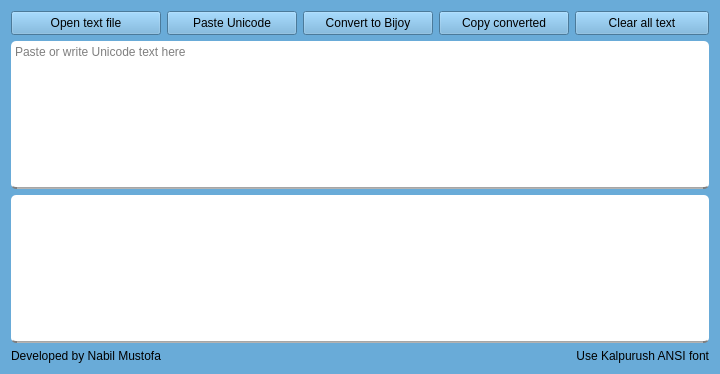
Before: the Qt Designer form Uis/ConGui.ui in nabil-bot/kontho-2023, drawn with Qt 5.
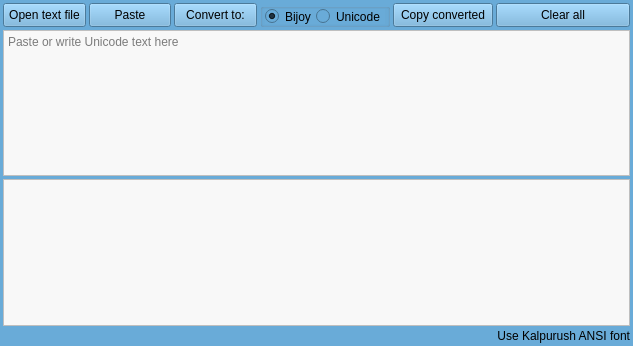
After: the same form once the commit is applied. Icons and pictures are not drawn.

```diff
--- a/Uis/ConGui.ui
+++ b/Uis/ConGui.ui
@@ -6,8 +6,8 @@
    <rect>
     <x>0</x>
     <y>0</y>
-    <width>696</width>
-    <height>374</height>
+    <width>633</width>
+    <height>346</height>
    </rect>
   </property>
   <property name="windowTitle">
@@ -22,11 +22,26 @@
 </string>
   </property>
   <layout class="QGridLayout" name="gridLayout">
+   <property name="leftMargin">
+    <number>3</number>
+   </property>
+   <property name="topMargin">
+    <number>3</number>
+   </property>
+   <property name="rightMargin">
+    <number>3</number>
+   </property>
+   <property name="bottomMargin">
+    <number>3</number>
+   </property>
+   <property name="spacing">
+    <number>3</number>
+   </property>
    <item row="0" column="0">
     <widget class="QPushButton" name="Open_text_pushButton">
      <property name="minimumSize">
       <size>
-       <width>130</width>
+       <width>40</width>
        <height>24</height>
       </size>
      </property>
@@ -68,7 +83,7 @@
     <widget class="QPushButton" name="Paste_pushButton">
      <property name="minimumSize">
       <size>
-       <width>130</width>
+       <width>40</width>
        <height>24</height>
       </size>
      </property>
@@ -98,7 +113,7 @@
 }</string>
      </property>
      <property name="text">
-      <string>Paste Unicode</string>
+      <string>Paste</string>
      </property>
      <property name="icon">
       <iconset>
@@ -110,7 +125,7 @@
     <widget class="QPushButton" name="Convert_pushButton">
      <property name="minimumSize">
       <size>
-       <width>130</width>
+       <width>80</width>
        <height>24</height>
       </size>
      </property>
@@ -140,7 +155,7 @@
 }</string>
      </property>
      <property name="text">
-      <string>Convert to Bijoy</string>
+      <string>Convert to:</string>
      </property>
      <property name="icon">
       <iconset>
@@ -148,53 +163,11 @@
      </property>
     </widget>
    </item>
-   <item row="0" column="3">
-    <widget class="QPushButton" name="Copy_pushButton">
-     <property name="minimumSize">
-      <size>
-       <width>130</width>
-       <height>24</height>
-      </size>
-     </property>
-     <property name="cursor">
-      <cursorShape>PointingHandCursor</cursorShape>
-     </property>
-     <property name="styleSheet">
-      <string notr="true">QPushButton{
- padding-top:2px;
-	font: 10pt &quot;MS Shell Dlg 2l&quot;;
- color: qlineargradient(spread:pad, x1:0, y1:0, x2:0, y2:1, stop:0 rgba(33, 33, 33, 255), stop:1 rgba(75, 75, 75, 255));
-background-color:qlineargradient(spread:pad, x1:1, y1:0, x2:1, y2:1, stop:0 rgba(0, 244, 255, 255), stop:1 rgba(3, 115, 255, 255));
-
-border:1px solid rgb(253, 254, 254);
-
-border-radius:5px;
-}
-QPushButton:hover{
-color: qlineargradient(spread:pad, x1:0, y1:0, x2:1, y2:1, stop:0 rgba(63, 63, 63, 255), stop:1 rgba(33, 33, 33, 255));
- background-color: qlineargradient(spread:pad, x1:0.505636, y1:0.221, x2:0.431818, y2:1, stop:0 rgba(89, 255, 255, 255), stop:1 rgba(60, 138, 255, 255));
-
-}
-
-QPushButton:pressed{
-background-color: qlineargradient(spread:pad, x1:0.767, y1:1, x2:1, y2:0, stop:0 rgba(0, 244, 255, 255), stop:1 rgba(3, 115, 255, 255));\n&quot;
-
-}</string>
-     </property>
-     <property name="text">
-      <string>Copy converted</string>
-     </property>
-     <property name="icon">
-      <iconset>
-       <normaloff>../NMs Keybord/Imgs/copy.png</normaloff>../NMs Keybord/Imgs/copy.png</iconset>
-     </property>
-    </widget>
-   </item>
-   <item row="0" column="4">
+   <item row="0" column="5">
     <widget class="QPushButton" name="Clear_pushButton">
      <property name="minimumSize">
       <size>
-       <width>130</width>
+       <width>50</width>
        <height>24</height>
       </size>
      </property>
@@ -227,7 +200,7 @@
 }</string>
      </property>
      <property name="text">
-      <string>Clear all text</string>
+      <string>Clear all</string>
      </property>
      <property name="icon">
       <iconset>
@@ -235,8 +208,76 @@
      </property>
     </widget>
    </item>
-   <item row="1" column="0" colspan="5">
-    <widget class="QTextEdit" name="Unicode_TextEdit">
+   <item row="0" column="4">
+    <widget class="QPushButton" name="Copy_pushButton">
+     <property name="minimumSize">
+      <size>
+       <width>100</width>
+       <height>24</height>
+      </size>
+     </property>
+     <property name="cursor">
+      <cursorShape>PointingHandCursor</cursorShape>
+     </property>
+     <property name="styleSheet">
+      <string notr="true">QPushButton{
+ padding-top:2px;
+	font: 10pt &quot;MS Shell Dlg 2l&quot;;
+ color: qlineargradient(spread:pad, x1:0, y1:0, x2:0, y2:1, stop:0 rgba(33, 33, 33, 255), stop:1 rgba(75, 75, 75, 255));
+background-color:qlineargradient(spread:pad, x1:1, y1:0, x2:1, y2:1, stop:0 rgba(0, 244, 255, 255), stop:1 rgba(3, 115, 255, 255));
+
+border:1px solid rgb(253, 254, 254);
+
+border-radius:5px;
+}
+QPushButton:hover{
+color: qlineargradient(spread:pad, x1:0, y1:0, x2:1, y2:1, stop:0 rgba(63, 63, 63, 255), stop:1 rgba(33, 33, 33, 255));
+ background-color: qlineargradient(spread:pad, x1:0.505636, y1:0.221, x2:0.431818, y2:1, stop:0 rgba(89, 255, 255, 255), stop:1 rgba(60, 138, 255, 255));
+
+}
+
+QPushButton:pressed{
+background-color: qlineargradient(spread:pad, x1:0.767, y1:1, x2:1, y2:0, stop:0 rgba(0, 244, 255, 255), stop:1 rgba(3, 115, 255, 255));\n&quot;
+
+}</string>
+     </property>
+     <property name="text">
+      <string>Copy converted</string>
+     </property>
+     <property name="icon">
+      <iconset>
+       <normaloff>../NMs Keybord/Imgs/copy.png</normaloff>../NMs Keybord/Imgs/copy.png</iconset>
+     </property>
+    </widget>
+   </item>
+   <item row="3" column="0" colspan="6">
+    <widget class="QTextEdit" name="second_textEdit">
+     <property name="minimumSize">
+      <size>
+       <width>538</width>
+       <height>140</height>
+      </size>
+     </property>
+     <property name="cursor" stdset="0">
+      <cursorShape>IBeamCursor</cursorShape>
+     </property>
+     <property name="acceptDrops">
+      <bool>false</bool>
+     </property>
+     <property name="styleSheet">
+      <string notr="true">QTextEdit{
+	background-color: rgb(248, 248, 248);
+	font: 14pt  &quot;Kalpurush ANSI&quot; ;
+}
+</string>
+     </property>
+     <property name="acceptRichText">
+      <bool>true</bool>
+     </property>
+    </widget>
+   </item>
+   <item row="2" column="0" colspan="6">
+    <widget class="QTextEdit" name="First_textEdit">
      <property name="minimumSize">
       <size>
        <width>0</width>
@@ -254,34 +295,10 @@
      </property>
      <property name="styleSheet">
       <string notr="true">QTextEdit{
-	
 	font: 13pt  &quot;./Fonts/Kalpurush&quot; , &quot;Kalpurush&quot; ;
-	background-color: rgb(255, 255, 255);
-	border-bottom: 2px solid;
-
-	border-bottom-color: qlineargradient(spread:reflect, x1:0, y1:0.477, x2:0, y2:1, stop:0 rgba(97, 97, 97, 255), stop:1 rgba(255, 255, 255, 255));
-	border-radius: 5px;
-
+	background-color: rgb(248, 248, 248);
 }
-QMenu{
-	font: 10pt &quot;MS Shell Dlg 2&quot;;
-	
-	background-color: rgb(207, 207, 207);
-}
-QScrollBar {
-    border: none;
-    width: 10px;
-	background-color: rgb(172, 172, 172);
-}
-
-QScrollBar::handle {
-	background-color: rgb(2, 175, 255);
-    min-width: 4px;
-	min-height: 5px;
-	border:none;
-	border-radius: 2px;
-
-}</string>
+</string>
      </property>
      <property name="acceptRichText">
       <bool>false</bool>
@@ -291,73 +308,7 @@
      </property>
     </widget>
    </item>
-   <item row="2" column="0" colspan="5">
-    <widget class="QTextEdit" name="Bijoy_textEdit">
-     <property name="minimumSize">
-      <size>
-       <width>538</width>
-       <height>140</height>
-      </size>
-     </property>
-     <property name="cursor" stdset="0">
-      <cursorShape>IBeamCursor</cursorShape>
-     </property>
-     <property name="acceptDrops">
-      <bool>false</bool>
-     </property>
-     <property name="styleSheet">
-      <string notr="true">QTextEdit{
-	
-	background-color: rgb(255, 255, 255);
-	border-bottom: 2px solid;
-
-	border-bottom-color: qlineargradient(spread:reflect, x1:0, y1:0.477, x2:0, y2:1, stop:0 rgba(97, 97, 97, 255), stop:1 rgba(255, 255, 255, 255));
-	border-radius: 5px;
-
-	
-	font: 14pt  &quot;Kalpurush ANSI&quot; ;
-
-
-}
-QMenu{
-	font: 10pt &quot;MS Shell Dlg 2&quot;;
-	
-	background-color: rgb(207, 207, 207);
-}
-
-QScrollBar {
-    border: none;
-    width: 10px;
-	background-color: rgb(172, 172, 172);
-}
-
-QScrollBar::handle {
-	background-color: rgb(2, 175, 255);
-    min-width: 4px;
-	min-height: 5px;
-	border:none;
-	border-radius: 2px;
-
-}</string>
-     </property>
-     <property name="acceptRichText">
-      <bool>true</bool>
-     </property>
-    </widget>
-   </item>
-   <item row="3" column="0">
-    <widget class="QLabel" name="label">
-     <property name="styleSheet">
-      <string notr="true">color: rgb(0, 0, 0);
-background : transparent;
-	font: 8pt &quot;MS Shell Dlg 2l&quot;;</string>
-     </property>
-     <property name="text">
-      <string>Developed by Nabil Mustofa</string>
-     </property>
-    </widget>
-   </item>
-   <item row="3" column="4">
+   <item row="4" column="5">
     <widget class="QLabel" name="label_2">
      <property name="styleSheet">
       <string notr="true">color: rgb(0, 0, 0);
@@ -372,6 +323,59 @@
      </property>
     </widget>
    </item>
+   <item row="0" column="3">
+    <widget class="QGroupBox" name="groupBox">
+     <property name="minimumSize">
+      <size>
+       <width>0</width>
+       <height>22</height>
+      </size>
+     </property>
+     <property name="title">
+      <string/>
+     </property>
+     <layout class="QHBoxLayout" name="horizontalLayout">
+      <property name="spacing">
+       <number>0</number>
+      </property>
+      <property name="leftMargin">
+       <number>2</number>
+      </property>
+      <property name="topMargin">
+       <number>0</number>
+      </property>
+      <property name="rightMargin">
+       <number>2</number>
+      </property>
+      <property name="bottomMargin">
+       <number>0</number>
+      </property>
+      <item>
+       <widget class="QRadioButton" name="BijoyRadioButton">
+        <property name="toolTip">
+         <string>&lt;html&gt;&lt;head/&gt;&lt;body&gt;&lt;p&gt;Unicode to Bijoy&lt;/p&gt;&lt;/body&gt;&lt;/html&gt;</string>
+        </property>
+        <property name="text">
+         <string>Bijoy</string>
+        </property>
+        <property name="checked">
+         <bool>true</bool>
+        </property>
+       </widget>
+      </item>
+      <item>
+       <widget class="QRadioButton" name="UnicodeRadioButton">
+        <property name="toolTip">
+         <string>&lt;html&gt;&lt;head/&gt;&lt;body&gt;&lt;p&gt;Bijoy to Unicode &lt;/p&gt;&lt;/body&gt;&lt;/html&gt;</string>
+        </property>
+        <property name="text">
+         <string>Unicode</string>
+        </property>
+       </widget>
+      </item>
+     </layout>
+    </widget>
+   </item>
   </layout>
  </widget>
  <resources/>
```
Left out of the diff: 8 changed lines with no effect on the pictures.
